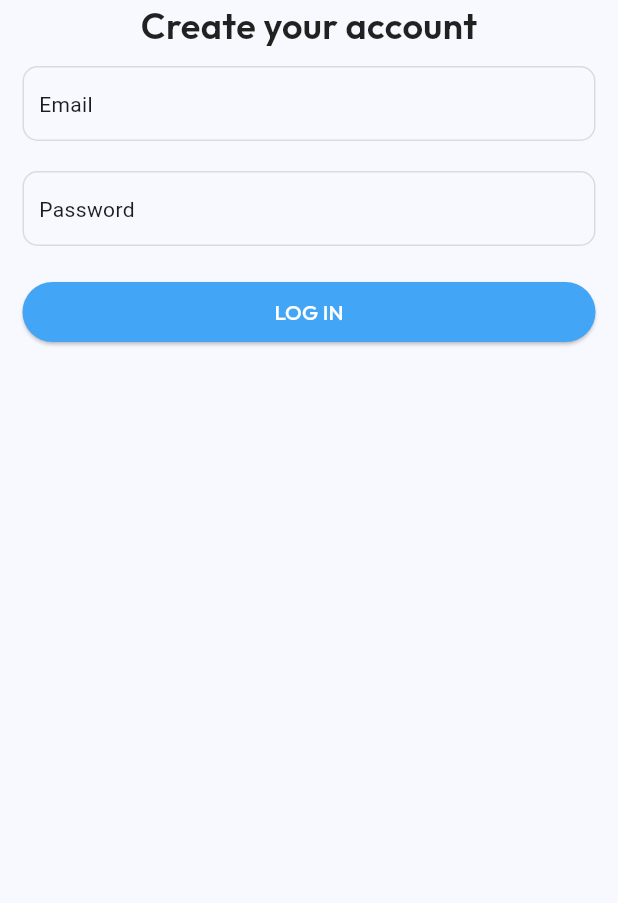
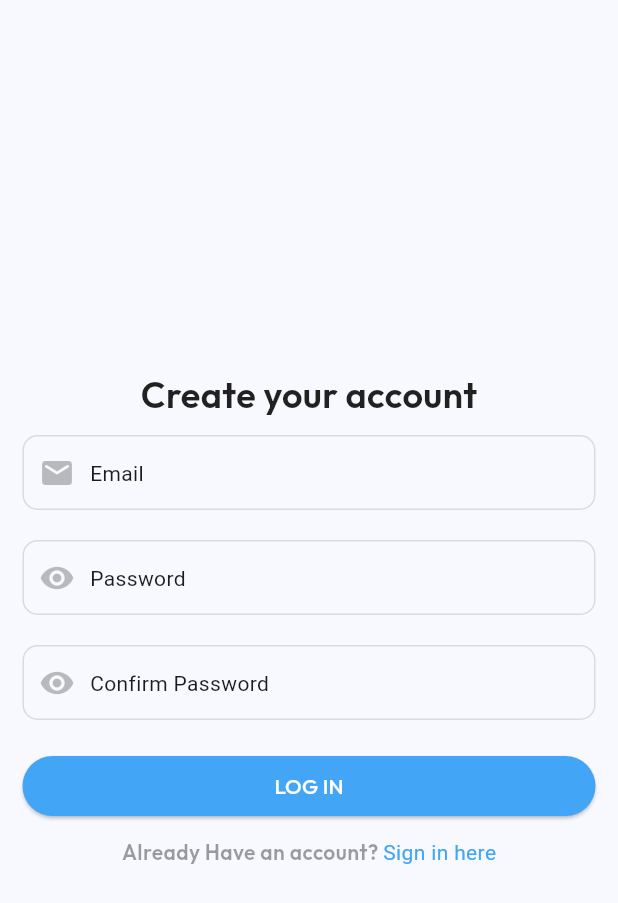
Before and after one commit to DTHarryyy/SmartPal, a Flutter app: the screen it shows after launch, after a tap on "SIGN UP", on a phone screen of 412 x 824 dp. Shown: the top 903 px of the screen. Run offline on Flutter 3.47's test engine with Material 3 defaults, Android fonts, the phone set to English and light mode, and no system bars; our stand-ins replace font_awesome_flutter, google_fonts, lottie, material_design_icons_flutter.

Commit message:
finalizing the ui for registration login, and welcome page ui and page routing

```diff
--- a/lib/features/auth/presentation/register.dart
+++ b/lib/features/auth/presentation/register.dart
@@ -3,29 +3,57 @@ import 'package:smartpal/features/auth/presentation/login.dart';
 import 'package:smartpal/features/auth/presentation/widgets/custom_button.dart';
 import 'package:smartpal/features/auth/presentation/widgets/custom_header_text.dart';
 import 'package:smartpal/features/auth/presentation/widgets/input_field.dart';
+import 'package:smartpal/features/auth/presentation/widgets/textLink.dart';
+import 'package:smartpal/features/pages/home/home_widgets_tree.dart';
 
-class Register extends StatelessWidget {
+class Register extends StatefulWidget {
   const Register({super.key});
 
+  @override
+  State<Register> createState() => _RegisterState();
+}
+
+class _RegisterState extends State<Register> {
   @override
   Widget build(BuildContext context) {
     TextEditingController emailController = TextEditingController();
     TextEditingController passwordController = TextEditingController();
+    TextEditingController confirmPasswordController = TextEditingController();
     return Scaffold(
       body: Padding(
         padding: const EdgeInsets.symmetric(horizontal: 15),
         child: SingleChildScrollView(
+          child: ConstrainedBox(
+            constraints: BoxConstraints(
+              minHeight: MediaQuery.of(context).size.height,
+            ),
             child: Column(
               mainAxisAlignment: MainAxisAlignment.center,
+              crossAxisAlignment: CrossAxisAlignment.center,
               children: [
                 CustomHeaderText(headerText: 'Create your account'),
-              InputField(inputController: emailController, hintText: 'Email'),
+                InputField(
+                  inputController: emailController,
+                  hintText: 'Email',
+                  iconData: Icons.email_rounded,
+                ),
                 InputField(
                   inputController: passwordController,
                   hintText: 'Password',
+                  iconData: Icons.remove_red_eye_rounded,
                 ),
-              CustomElevatedbutton(btnLabel: "LOG IN", widgetRoute: Login()),
+                InputField(
+                  inputController: confirmPasswordController,
+                  hintText: 'Confirm Password',
+                  iconData: Icons.remove_red_eye_rounded,
+                ),
+                CustomElevatedbutton(
+                  btnLabel: "LOG IN",
+                  widgetRoute: HomeWidgetsTree(),
+                ),
+                Textlink(widgetRoute: Login(), linkLabel: 'Sign in here'),
               ],
+            ),
           ),
         ),
       ),
--- a/lib/features/auth/presentation/welcome.dart
+++ b/lib/features/auth/presentation/welcome.dart
@@ -5,6 +5,7 @@ import 'package:smartpal/features/auth/presentation/login.dart';
 import 'package:smartpal/features/auth/presentation/register.dart';
 import 'package:smartpal/features/auth/presentation/widgets/custom_button.dart';
 import 'package:smartpal/features/auth/presentation/widgets/custom_header_text.dart';
+import 'package:smartpal/features/auth/presentation/widgets/textLink.dart';
 
 class Welcome extends StatelessWidget {
   const Welcome({super.key});
@@ -28,31 +29,7 @@ class Welcome extends StatelessWidget {
               style: GoogleFonts.outfit(color: Colors.black45, fontSize: 14),
             ),
             CustomElevatedbutton(btnLabel: 'SIGN UP', widgetRoute: Register()),
-            Row(
-              mainAxisAlignment: MainAxisAlignment.center,
-              children: <Widget>[
-                Text(
-                  'ALREADY HAVE AN ACCOUNT',
-                  style: GoogleFonts.outfit(
-                    color: Colors.black45,
-                    fontSize: 14,
-                  ),
-                ),
-                SizedBox(width: 10),
-                GestureDetector(
-                  onTap: () {
-                    Navigator.push(
-                      context,
-                      MaterialPageRoute(builder: (context) => Login()),
-                    );
-                  },
-                  child: Text(
-                    'LOG IN',
-                    style: GoogleFonts.outfit(color: Colors.blue),
-                  ),
-                ),
-              ],
-            ),
+            Textlink(widgetRoute: Login(), linkLabel: 'Sign in here'),
           ],
         ),
       ),
--- a/lib/features/auth/presentation/widgets/input_field.dart
+++ b/lib/features/auth/presentation/widgets/input_field.dart
@@ -3,10 +3,12 @@ import 'package:flutter/material.dart';
 class InputField extends StatelessWidget {
   final TextEditingController inputController;
   final String hintText;
+  final IconData iconData;
   const InputField({
     super.key,
     required this.inputController,
     required this.hintText,
+    required this.iconData,
   });
 
   @override
@@ -18,6 +20,11 @@ class InputField extends StatelessWidget {
         border: Border.all(width: 1, color: Colors.black12),
         borderRadius: BorderRadius.circular(10),
       ),
+      child: Row(
+        children: [
+          Icon(iconData, color: Colors.black26),
+          SizedBox(width: 10),
+          Expanded(
             child: TextField(
               controller: inputController,
 
@@ -26,6 +33,9 @@ class InputField extends StatelessWidget {
                 hint: Text(hintText),
               ),
             ),
+          ),
+        ],
+      ),
     );
   }
 }
--- /dev/null
+++ b/lib/features/auth/presentation/widgets/textLink.dart
@@ -0,0 +1,38 @@
+import 'package:flutter/material.dart';
+import 'package:google_fonts/google_fonts.dart';
+
+class Textlink extends StatelessWidget {
+  final Widget widgetRoute;
+  final String linkLabel;
+  const Textlink({
+    super.key,
+    required this.widgetRoute,
+    required this.linkLabel,
+  });
+
+  @override
+  Widget build(BuildContext context) {
+    return Row(
+      mainAxisAlignment: MainAxisAlignment.center,
+      children: [
+        Text(
+          'Already Have an account? ',
+          style: GoogleFonts.outfit(
+            fontWeight: FontWeight.w600,
+            fontSize: 14,
+            color: Colors.black38,
+          ),
+        ),
+        GestureDetector(
+          onTap: () {
+            Navigator.pushReplacement(
+              context,
+              MaterialPageRoute(builder: (context) => widgetRoute),
+            );
+          },
+          child: Text(linkLabel, style: TextStyle(color: Colors.blue[400])),
+        ),
+      ],
+    );
+  }
+}
```
Also changed, not shown: lib/features/auth/presentation/login.dart (+48 -2 lines), 1 other file. Lines whose indentation alone changed are shown as unchanged.
